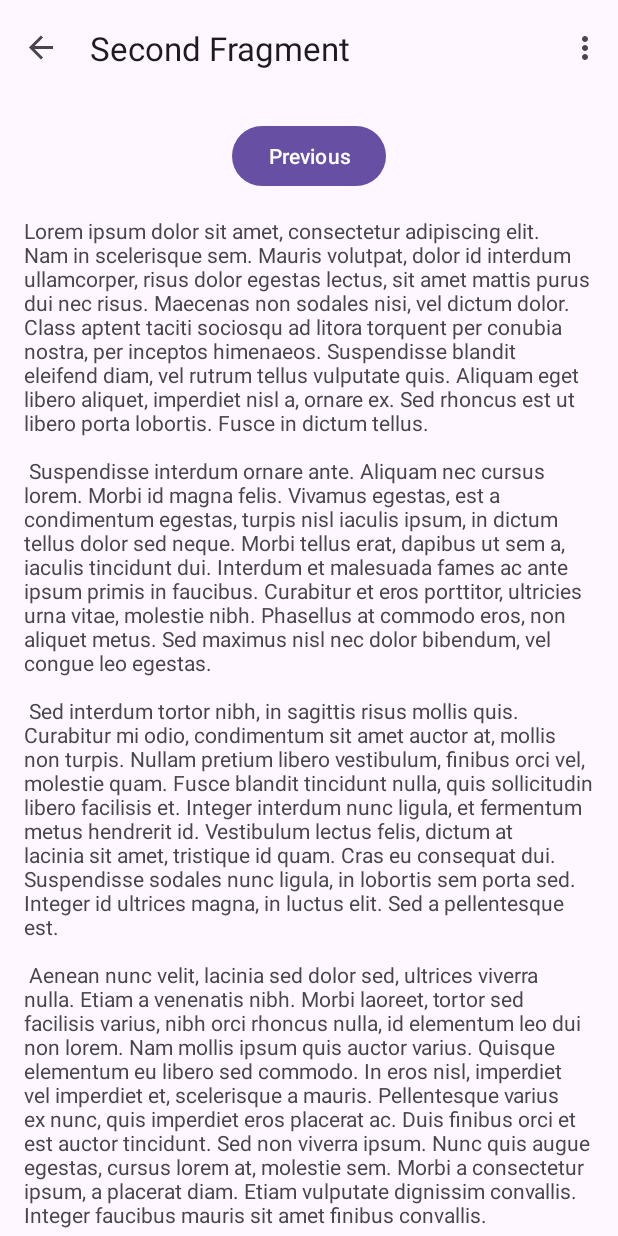
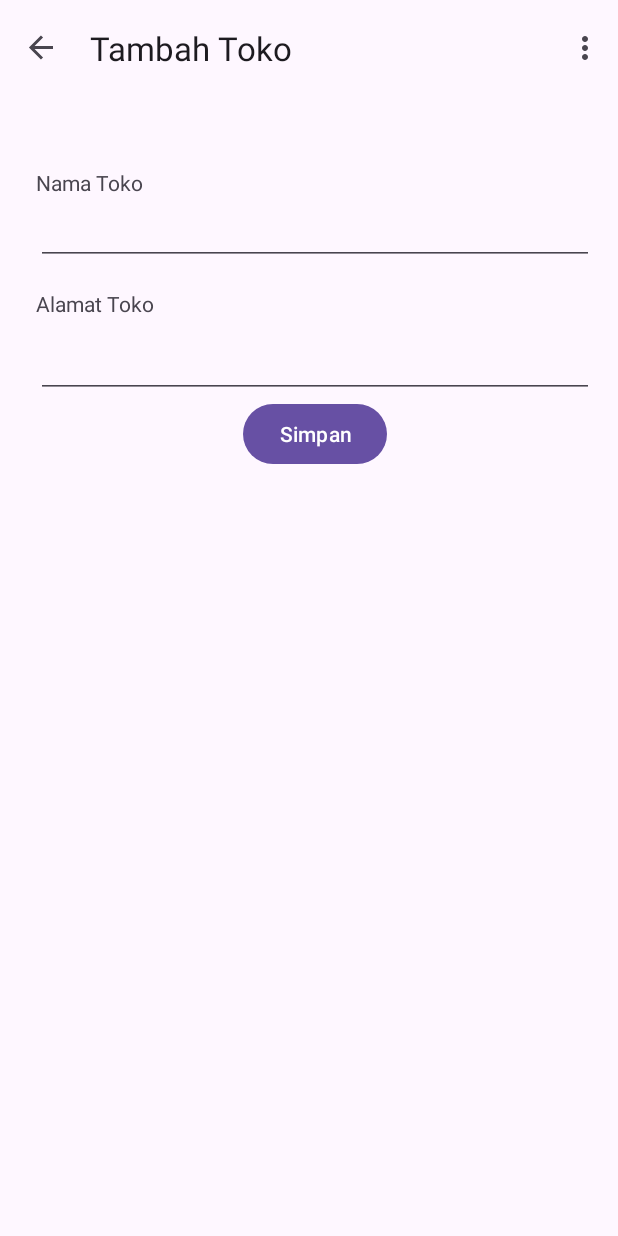
Before and after one commit to Frizz08/Aksesoris_HP, an Android app: the SecondFragment screen opened through its navigation route, on a phone screen of 412 x 824 dp. Run offline under Robolectric (Android 15) with nearby library versions, the phone set to English and light mode, and no system bars; our stand-ins replace navigation-ui.

```diff
--- a/app/src/main/java/com/example/aksesoris_hp/SecondFragment.kt
+++ b/app/src/main/java/com/example/aksesoris_hp/SecondFragment.kt
@@ -32,7 +32,7 @@ class SecondFragment : Fragment() {
     override fun onViewCreated(view: View, savedInstanceState: Bundle?) {
         super.onViewCreated(view, savedInstanceState)
 
-        binding.buttonSecond.setOnClickListener {
+        binding.saveButton.setOnClickListener {
             findNavController().navigate(R.id.action_SecondFragment_to_FirstFragment)
         }
     }
--- a/app/src/main/res/layout/fragment_second.xml
+++ b/app/src/main/res/layout/fragment_second.xml
@@ -8,28 +8,60 @@
 
     <androidx.constraintlayout.widget.ConstraintLayout
         android:layout_width="match_parent"
-        android:layout_height="match_parent"
+        android:layout_height="300dp"
         android:padding="16dp">
 
-        <Button
-            android:id="@+id/button_second"
+        <TextView
+            android:id="@+id/namaToko"
             android:layout_width="wrap_content"
             android:layout_height="wrap_content"
-            android:text="@string/previous"
-            app:layout_constraintBottom_toTopOf="@id/textview_second"
-            app:layout_constraintEnd_toEndOf="parent"
+            android:layout_marginStart="8dp"
+            android:layout_marginTop="32dp"
+            android:text="Nama Toko"
             app:layout_constraintStart_toStartOf="parent"
             app:layout_constraintTop_toTopOf="parent" />
 
+        <EditText
+            android:id="@+id/namaEditTextText"
+            android:layout_width="0dp"
+            android:layout_height="wrap_content"
+            android:ems="10"
+            android:inputType="text"
+            app:layout_constraintEnd_toEndOf="parent"
+            app:layout_constraintStart_toStartOf="@+id/namaToko"
+            app:layout_constraintTop_toBottomOf="@+id/namaToko" />
+
         <TextView
-            android:id="@+id/textview_second"
+            android:id="@+id/alamatToko"
+            android:layout_width="0dp"
+            android:layout_height="wrap_content"
+            android:layout_marginTop="16dp"
+            android:text="Alamat Toko"
+            app:layout_constraintEnd_toEndOf="@+id/namaEditTextText"
+            app:layout_constraintStart_toStartOf="@+id/namaEditTextText"
+            app:layout_constraintTop_toBottomOf="@+id/namaEditTextText" />
+
+        <EditText
+            android:id="@+id/alamatEditTextText2"
+            android:layout_width="0dp"
+            android:layout_height="wrap_content"
+            android:layout_marginTop="8dp"
+            android:ems="10"
+            android:inputType="text"
+            app:layout_constraintEnd_toEndOf="@+id/alamatToko"
+            app:layout_constraintHorizontal_bias="0.32"
+            app:layout_constraintStart_toStartOf="@+id/alamatToko"
+            app:layout_constraintTop_toBottomOf="@+id/alamatToko" />
+
+        <Button
+            android:id="@+id/saveButton"
             android:layout_width="wrap_content"
             android:layout_height="wrap_content"
-            android:layout_marginTop="16dp"
-            android:text="@string/lorem_ipsum"
+            android:text="@string/save"
             app:layout_constraintBottom_toBottomOf="parent"
-            app:layout_constraintEnd_toEndOf="parent"
-            app:layout_constraintStart_toStartOf="parent"
-            app:layout_constraintTop_toBottomOf="@id/button_second" />
+            app:layout_constraintEnd_toEndOf="@+id/alamatEditTextText2"
+            app:layout_constraintStart_toStartOf="@+id/alamatEditTextText2"
+            app:layout_constraintTop_toBottomOf="@+id/alamatEditTextText2" />
+
     </androidx.constraintlayout.widget.ConstraintLayout>
 </androidx.core.widget.NestedScrollView>
--- a/app/src/main/res/values/strings.xml
+++ b/app/src/main/res/values/strings.xml
@@ -3,9 +3,9 @@
     <string name="action_settings">Settings</string>
     <!-- Strings used for fragments for navigation -->
     <string name="first_fragment_label">First Fragment</string>
-    <string name="second_fragment_label">Second Fragment</string>
+    <string name="second_fragment_label">Tambah Toko</string>
     <string name="next">Next</string>
-    <string name="previous">Previous</string>
+    <string name="save">Simpan</string>
 
     <string name="lorem_ipsum">
         Lorem ipsum dolor sit amet, consectetur adipiscing elit. Nam in scelerisque sem. Mauris
```
Also changed, not shown: app/src/main/java/com/example/aksesoris_hp/dao/aksesorisDao.kt (added, +23 -0 lines), app/src/main/java/com/example/aksesoris_hp/model/aksesoris.kt (added, +15 -0 lines), app/src/main/java/com/example/aksesoris_hp/repository/aksesorisRepository.kt (added, +18 -0 lines).
